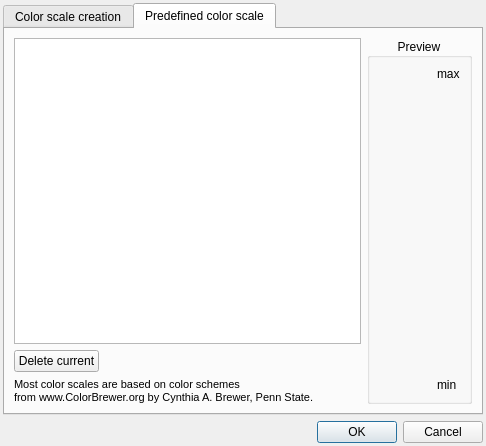
Old version of the form library/tulip-gui/designer/ColorScaleConfigDialog.ui in the repository Tulip-Dev/tulip.
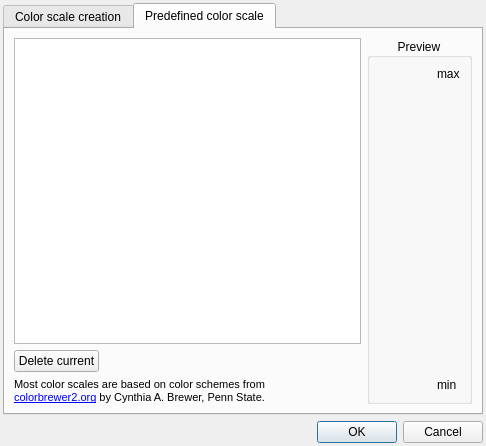
New version of the form. The open tabs and pages were chosen to show the change. Icons and pictures are not drawn.

Commit message: ColorScaleConfigDialog minor fix: replace the reference to www.ColorBrewer.org by colorbrewer2.org as a clickable url + Qt 4.6 specfic fix

Patch:
```diff
--- a/library/tulip-gui/designer/ColorScaleConfigDialog.ui
+++ b/library/tulip-gui/designer/ColorScaleConfigDialog.ui
@@ -405,7 +405,10 @@
             </font>
            </property>
            <property name="text">
-            <string>Most color scales are based on color schemes&lt;br/&gt;from www.ColorBrewer.org by Cynthia A. Brewer, Penn State.</string>
+            <string>&lt;p&gt;Most color scales are based on color schemes from&lt;br/&gt;&lt;a href=&quot;http://colorbrewer2.org&quot;&gt;colorbrewer2.org&lt;/a&gt; by Cynthia A. Brewer, Penn State.&lt;/p&gt;</string>
+           </property>
+           <property name="openExternalLinks">
+            <bool>true</bool>
            </property>
           </widget>
          </item>
```
Left out of the diff: 11 changed lines with no effect on the pictures.
